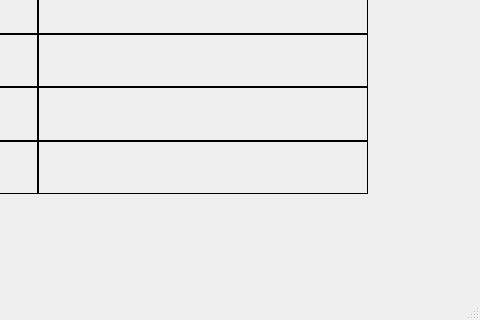
First picture: the form in RegularSupplyTable_UI.ui, repository suraj-singh12/Project-Rahat, before the edit; both pictures show x 1063 to 1543 and y 346 to 666 of the 1543 by 666 pixel window.
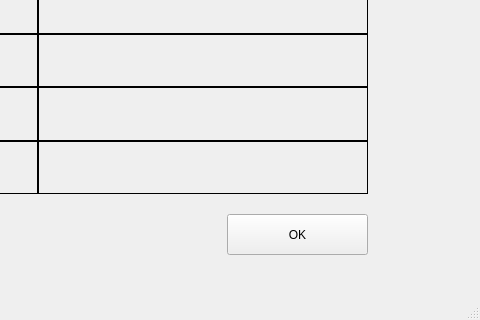
Second picture: the form after the edit.

Commit message: SysAdmin windows connected for Read A Camp (data Loading successfully)

```diff
--- a/RegularSupplyTable_UI.ui
+++ b/RegularSupplyTable_UI.ui
@@ -2557,6 +2557,19 @@
      </item>
     </layout>
    </widget>
+   <widget class="QPushButton" name="pushButton">
+    <property name="geometry">
+     <rect>
+      <x>1290</x>
+      <y>560</y>
+      <width>141</width>
+      <height>41</height>
+     </rect>
+    </property>
+    <property name="text">
+     <string>OK</string>
+    </property>
+   </widget>
   </widget>
   <widget class="QMenuBar" name="menubar">
    <property name="geometry">
```
The commit also changes 5 other files.
